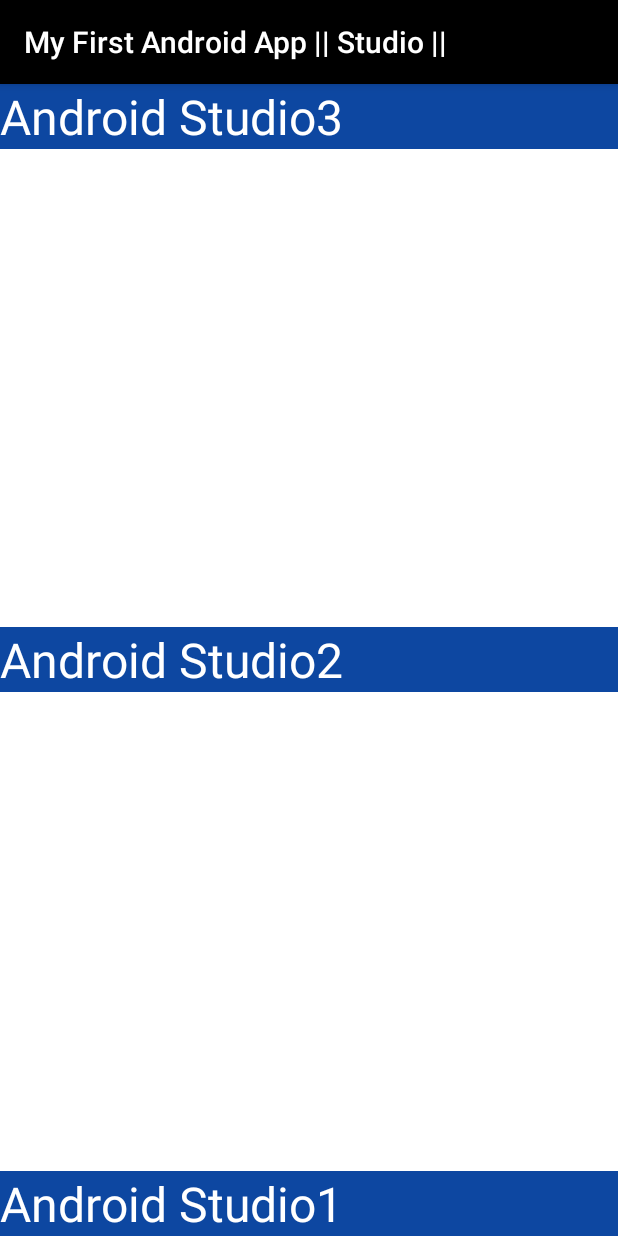
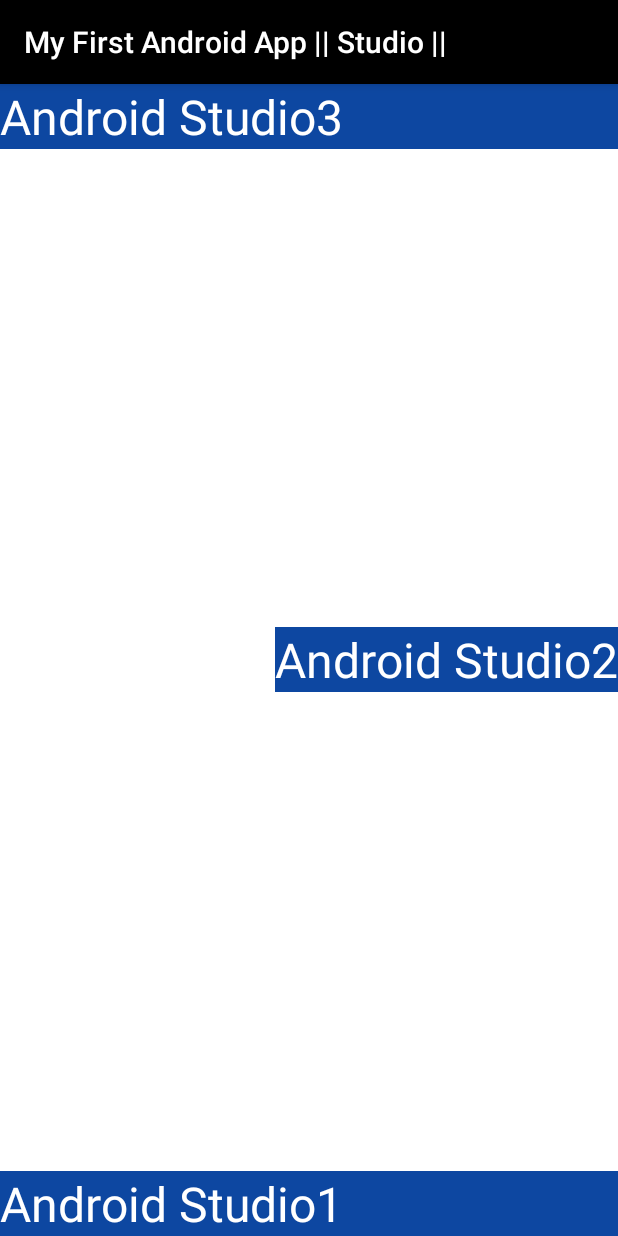
Before and after one commit to hyleekr9580/MyAndroid01, an Android app: the screen it shows after launch (MainActivity), on a phone screen of 412 x 824 dp. Run offline under Robolectric (Android 15) with nearby library versions, the phone set to English and light mode, and no system bars.

Commit message:
RelativeLayout - RTL 언어를 사용하는 아라를 위한 align 속성 왼쪽, 오른쪽 > 시작 , 끝

```diff
--- a/app/src/main/res/layout/activity_main.xml
+++ b/app/src/main/res/layout/activity_main.xml
@@ -21,15 +21,21 @@
         android:textSize="32sp" />
 
     <TextView
-        android:layout_width="match_parent"
+        android:layout_width="wrap_content"
         android:layout_height="wrap_content"
+
         android:layout_alignParentRight="true"
+        android:layout_alignParentend="true"
+
         android:layout_centerVertical="true"
         android:background="#0d47a1"
         android:text="Android Studio2"
         android:textColor="#ffffff"
         android:textSize="32sp" />
 
+    <!--         android:layout_alignParentRight="true"
+        android:layout_alignParentend="true"
+같이 사용하면 해당 버전에 맞춰서 사용을 할 수 있다. -->
     <TextView
         android:layout_width="match_parent"
         android:layout_height="wrap_content"
```
